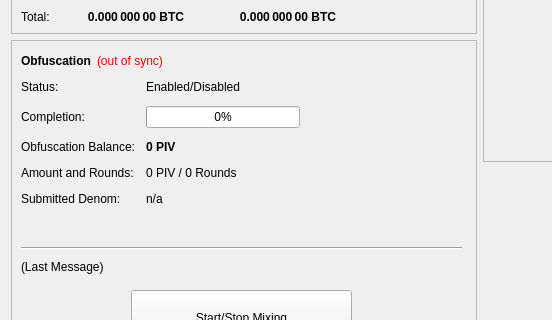
Above: src/qt/forms/overviewpage.ui from blocknetdx/blocknet before the change; both pictures show x 0 to 552 and y 182 to 502 of the 960 by 615 pixel window. Below: the same form after it.
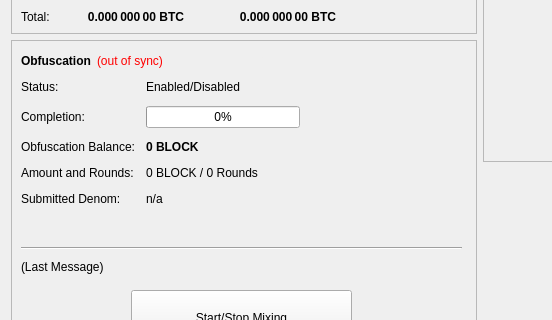
That is the form after the change.

Diff of the .ui file:
```diff
--- a/src/qt/forms/overviewpage.ui
+++ b/src/qt/forms/overviewpage.ui
@@ -474,7 +474,7 @@
               </font>
              </property>
              <property name="text">
-              <string notr="true">0 PIV</string>
+              <string notr="true">0 BLOCK</string>
              </property>
             </widget>
            </item>
@@ -488,7 +488,7 @@
            <item row="3" column="1">
             <widget class="QLabel" name="labelAmountRounds">
              <property name="text">
-              <string>0 PIV / 0 Rounds</string>
+              <string>0 BLOCK / 0 Rounds</string>
              </property>
             </widget>
            </item>
```
